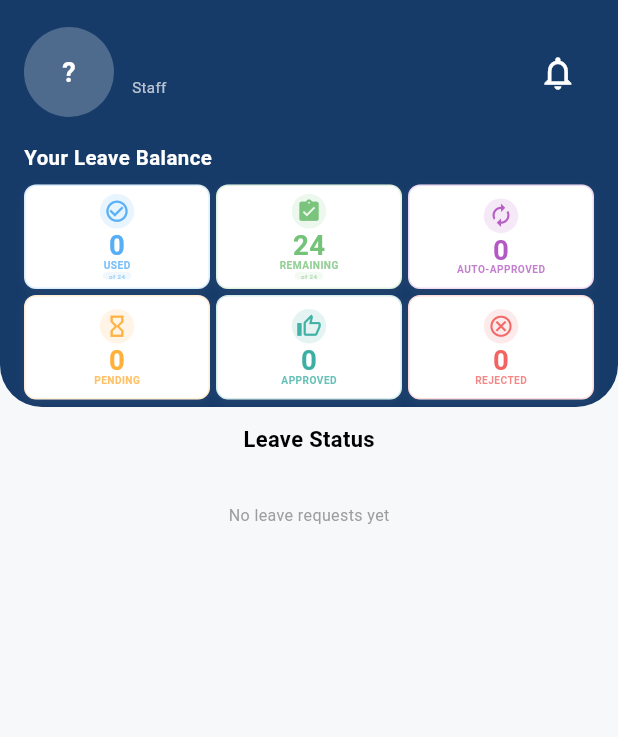
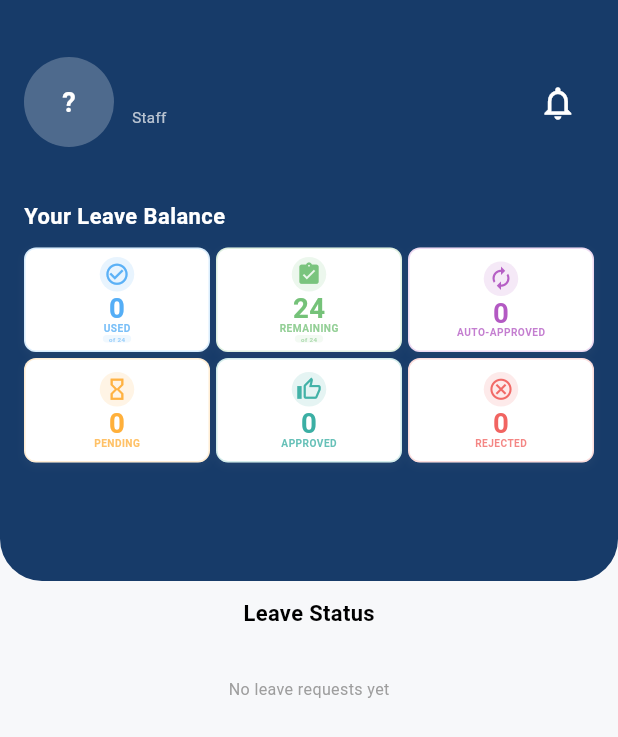
Before and after one commit to sakdany62/WIS-Request-App, a Flutter app: the StaffHomeScreen screen opened directly, on a phone screen of 412 x 824 dp. Shown: the top 737 px of the screen. Run offline on Flutter 3.47's test engine with Material 3 defaults, Android fonts, the phone set to English and light mode, and no system bars; our stand-ins replace cached_network_image, cloud_firestore, firebase_auth, firebase_core, firebase_storage, flutter_local_notifications and 4 more; missing offline and left inert: excel; accounts and stored records are empty.

Commit message:
Update staff home screen: set blue bar height to 40% and adjust profile position

```diff
--- a/lib/screens/staff/staff_home_screen.dart
+++ b/lib/screens/staff/staff_home_screen.dart
@@ -347,7 +347,13 @@ class _HeaderSection extends StatelessWidget {
 
   @override
   Widget build(BuildContext context) {
-    return Container(
+    // Get screen height to calculate 40%
+    final screenHeight = MediaQuery.of(context).size.height;
+    final headerHeight = screenHeight * 0.47;
+
+    return SizedBox(
+      height: headerHeight,
+      child: Container(
         width: double.infinity,
         decoration: const BoxDecoration(
           color: Color(0xFF173B69),
@@ -360,11 +366,12 @@ class _HeaderSection extends StatelessWidget {
           isMobile ? 16 : 24,
           isMobile ? 18 : 28,
           isMobile ? 16 : 24,
-        isMobile ? 4 : 6, // Keep same padding bottom to maintain bar length
+          isMobile ? 16 : 22,
         ),
         child: Column(
           crossAxisAlignment: CrossAxisAlignment.start,
           children: [
+            // User Header with more top padding to push profile down
             _UserHeader(
               userName: userName,
               userId: userId,
@@ -376,18 +383,30 @@ class _HeaderSection extends StatelessWidget {
               iconSize: iconSize,
               onProfileUpdated: onProfileUpdated,
             ),
-          SizedBox(height: isMobile ? 18 : 22), // Increased more (was 14:18)
+
+            // Increased space between user header and "Your Leave Balance"
+            SizedBox(height: isMobile ? 36 : 48),
+
+            // Row with "Your Leave Balance" on the left
+            Row(
+              mainAxisAlignment: MainAxisAlignment.spaceBetween,
+              children: [
                 Text(
                   'Your Leave Balance',
                   style: TextStyle(
                     color: Colors.white,
-              fontSize: isMobile ? fontSize + 1 : fontSize + 2,
+                    fontSize: isMobile ? fontSize + 2 : fontSize + 4,
                     fontWeight: FontWeight.w700,
                     letterSpacing: 0.3,
                   ),
                 ),
-          SizedBox(height: isMobile ? 8 : 10), // Increased more (was 6:8)
-          GridView.count(
+              ],
+            ),
+            SizedBox(height: isMobile ? 10 : 14),
+
+            // Grid of balance cards
+            Expanded(
+              child: GridView.count(
                 shrinkWrap: true,
                 physics: const NeverScrollableScrollPhysics(),
                 crossAxisCount: 3,
@@ -451,8 +470,9 @@ class _HeaderSection extends StatelessWidget {
                   ),
                 ],
               ),
-          SizedBox(height: isMobile ? 1 : 2),
+            ),
           ],
+        ),
       ),
     );
   }
@@ -598,7 +618,10 @@ class _UserHeader extends StatelessWidget {
   Widget build(BuildContext context) {
     return Row(
       children: [
-        ProfileAvatar(
+        // Profile avatar with increased top padding to push it down more
+        Padding(
+          padding: EdgeInsets.only(top: isMobile ? 20 : 28),
+          child: ProfileAvatar(
             userId: userId,
             imageUrl: profileImageUrl,
             name: userName,
@@ -615,8 +638,11 @@ class _UserHeader extends StatelessWidget {
               }
             },
           ),
+        ),
         SizedBox(width: isMobile ? 12 : 16),
         Expanded(
+          child: Padding(
+            padding: EdgeInsets.only(top: isMobile ? 20 : 28),
             child: Column(
               crossAxisAlignment: CrossAxisAlignment.start,
               children: [
@@ -650,10 +676,14 @@ class _UserHeader extends StatelessWidget {
               ],
             ),
           ),
-        _NotificationIconWithBadge(
+        ),
+        Padding(
+          padding: EdgeInsets.only(top: isMobile ? 20 : 28),
+          child: _NotificationIconWithBadge(
             userId: userId,
             isMobile: isMobile,
             iconSize: iconSize,
+          ),
         ),
       ],
     );
@@ -674,10 +704,9 @@ class _NotificationIconWithBadge extends StatelessWidget {
 
   @override
   Widget build(BuildContext context) {
-    // Increased icon size by 30%
     final double notificationSize = isMobile ? iconSize * 1.3 : 28 * 1.3;
-    final double badgeSize = isMobile ? 18 : 24; // Larger badge
-    final double fontSize = isMobile ? 10 : 12; // Larger text
+    final double badgeSize = isMobile ? 18 : 24;
+    final double fontSize = isMobile ? 10 : 12;
 
     return StreamBuilder<QuerySnapshot>(
       stream: FirebaseFirestore.instance
```
Lines whose indentation alone changed are shown as unchanged.
